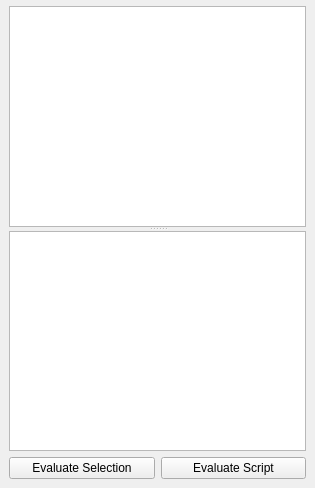
Qt form src/umbra/components/factory/scriptEditor/ui/Script_Editor.ui (KelSolaar/Umbra) before a commit.
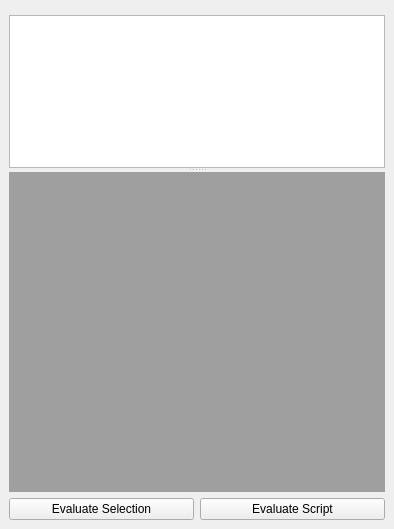
The same form after that commit.

Commit message: Implement "QMdiArea" skeleton in "scriptEditor" component.

```diff
--- a/src/umbra/components/factory/scriptEditor/ui/Script_Editor.ui
+++ b/src/umbra/components/factory/scriptEditor/ui/Script_Editor.ui
@@ -6,18 +6,15 @@
    <rect>
     <x>0</x>
     <y>0</y>
-    <width>315</width>
-    <height>488</height>
+    <width>394</width>
+    <height>529</height>
    </rect>
   </property>
   <property name="windowTitle">
    <string>Script Editor</string>
   </property>
   <widget class="QWidget" name="Script_Editor_dockWidgetContents">
-   <layout class="QGridLayout" name="Script_Editor_dockWidgetContents_gridLayout">
-    <property name="topMargin">
-     <number>0</number>
-    </property>
+   <layout class="QGridLayout" name="gridLayout">
     <item row="0" column="0">
      <widget class="QFrame" name="menuBar_frame">
       <layout class="QGridLayout" name="menuBar_frame_gridLayout">
@@ -33,13 +30,7 @@
        <enum>Qt::Vertical</enum>
       </property>
       <widget class="QPlainTextEdit" name="Script_Editor_Output_plainTextEdit"/>
-      <widget class="QWidget" name="gridLayoutWidget">
-       <layout class="QGridLayout" name="Script_Editor_gridLayout">
-        <item row="0" column="0">
-         <widget class="QPlainTextEdit" name="Script_Editor_Input_plainTextEdit"/>
-        </item>
-       </layout>
-      </widget>
+      <widget class="QMdiArea" name="Script_Editor_mdiArea"/>
      </widget>
     </item>
     <item row="2" column="0">
```
The commit also changes 1 other file.
